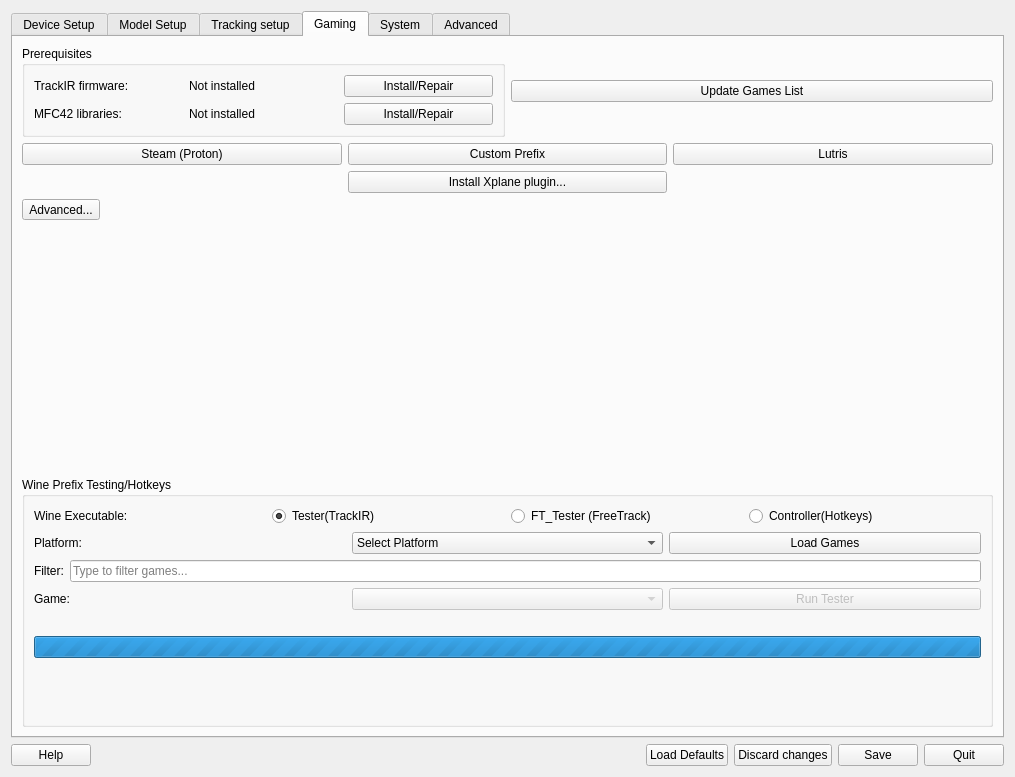
First picture: the form in src/qt_gui/ltr.ui, repository fwfa123/linuxtrackx-ir, before the edit.
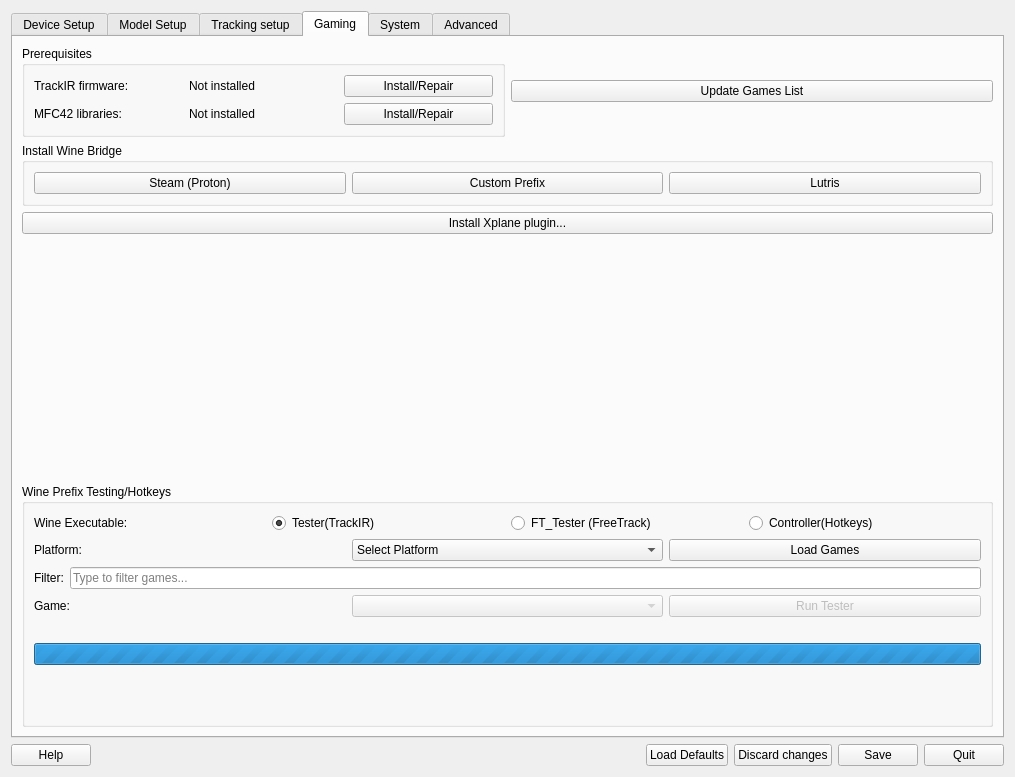
Second picture: the form after the edit. Icons and pictures are not drawn.

Commit message:
Gaming Tab: Install Wine Bridge label, remove Advanced button, update help
- Add QGroupBox 'Install Wine Bridge' around Steam/Lutris/Custom Prefix buttons
- Remove Advanced... dropdown from Gaming tab and its menu setup in ltr_gui.cpp
- Update in-app help (gaming_tab.htm): document Install Wine Bridge group,
  remove Advanced Options section, replace Advanced Configuration with links
- Add 'Install Wine Bridge' to translation files (en, de, cs)

```diff
--- a/src/qt_gui/ltr.ui
+++ b/src/qt_gui/ltr.ui
@@ -203,8 +203,12 @@
         </layout>
        </item>
        <item>
-        <layout class="QGridLayout" name="gridLayout_3">
-         <item row="0" column="0">
+        <widget class="QGroupBox" name="WineBridgeGroupBox">
+         <property name="title">
+          <string>Install Wine Bridge</string>
+         </property>
+         <layout class="QHBoxLayout" name="wineBridgeButtonLayout">
+          <item>
           <widget class="QPushButton" name="SteamProtonButton">
            <property name="toolTip">
             <string>Install Linuxtrack Wine Bridge to a Steam (Proton) game</string>
@@ -217,7 +221,7 @@
            </property>
           </widget>
          </item>
-         <item row="0" column="1">
+          <item>
           <widget class="QPushButton" name="CustomPrefixButton">
            <property name="toolTip">
             <string>Install Linuxtrack Wine Bridge to a custom Wine prefix</string>
@@ -230,7 +234,7 @@
            </property>
           </widget>
          </item>
-         <item row="0" column="2">
+          <item>
           <widget class="QPushButton" name="LutrisButton">
            <property name="toolTip">
             <string>Install Linuxtrack Wine Bridge to a Lutris game</string>
@@ -243,7 +247,10 @@
            </property>
           </widget>
          </item>
-         <item row="1" column="1">
+         </layout>
+        </widget>
+       </item>
+       <item>
           <widget class="QPushButton" name="XplanePluginButton">
            <property name="toolTip">
             <string>Install the Linuxtrack plugin for X-Plane flight simulator</string>
@@ -255,21 +262,6 @@
             <string>Install Xplane plugin...</string>
            </property>
           </widget>
-         </item>
-         <item row="2" column="0" colspan="3">
-          <widget class="QToolButton" name="AdvancedButton">
-           <property name="toolTip">
-            <string>Advanced installation options</string>
-           </property>
-           <property name="text">
-            <string>Advanced...</string>
-           </property>
-           <property name="popupMode">
-            <enum>QToolButton::InstantPopup</enum>
-           </property>
-          </widget>
-         </item>
-        </layout>
        </item>
        <item>
         <spacer name="verticalSpacer_3">
```
Lines whose indentation alone changed are shown as unchanged. The commit also changes 5 other files.
